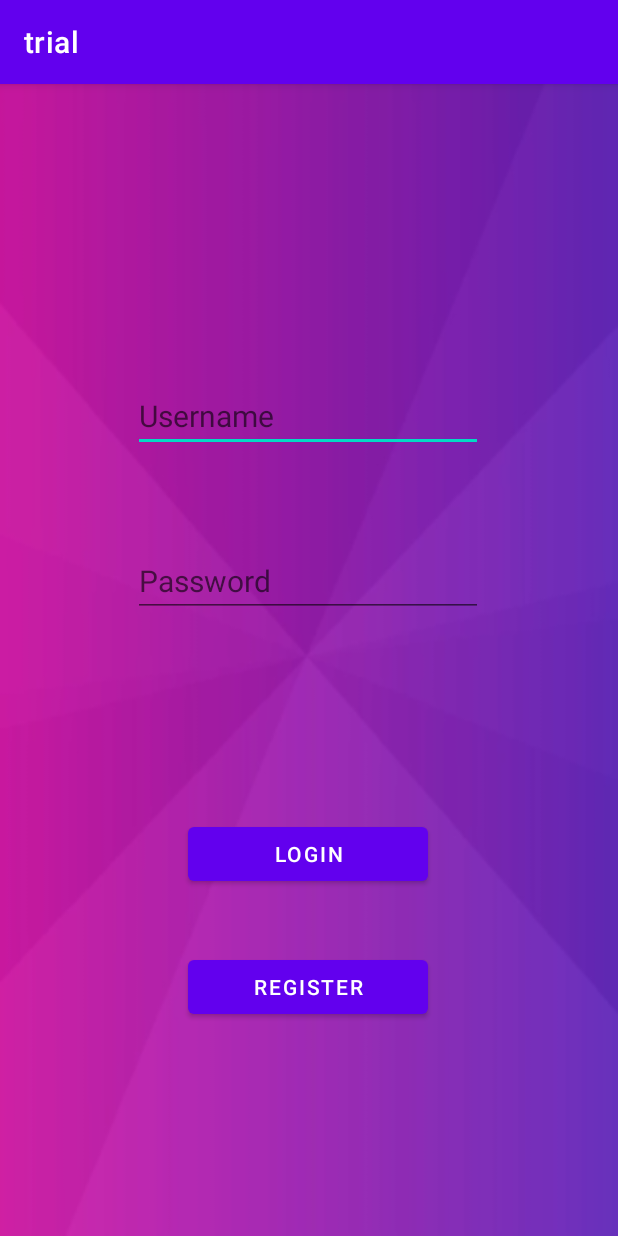
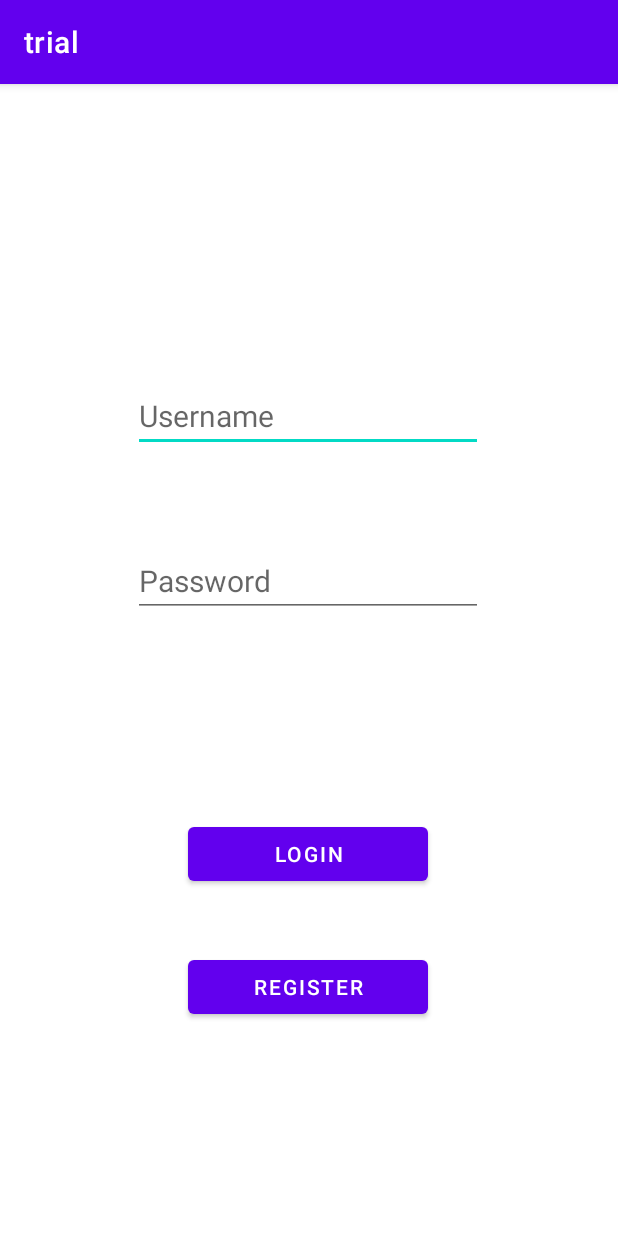
Before and after one commit to MustafaHazime/HireMe, an Android app: the screen it shows after launch (Login), on a phone screen of 412 x 824 dp. Run offline under Robolectric (Android 15) with nearby library versions, the phone set to English and light mode, and no system bars.

Commit message:
Commit 11

```diff
--- a/app/src/main/res/layout/activity_home_page.xml
+++ b/app/src/main/res/layout/activity_home_page.xml
@@ -4,7 +4,6 @@
     xmlns:tools="http://schemas.android.com/tools"
     android:layout_width="match_parent"
     android:layout_height="match_parent"
-    android:background="@drawable/coolgradient4"
     tools:context=".HomePage">
 
     <ImageButton
--- a/app/src/main/res/layout/activity_login.xml
+++ b/app/src/main/res/layout/activity_login.xml
@@ -4,7 +4,6 @@
     xmlns:tools="http://schemas.android.com/tools"
     android:layout_width="match_parent"
     android:layout_height="match_parent"
-    android:background="@drawable/coolgradient4"
     tools:context="com.example.trial.Login">
 
     <EditText
--- a/app/src/main/res/layout/activity_main.xml
+++ b/app/src/main/res/layout/activity_main.xml
@@ -4,7 +4,6 @@
     xmlns:tools="http://schemas.android.com/tools"
     android:layout_width="match_parent"
     android:layout_height="match_parent"
-    android:background="@drawable/coolgradient4"
     tools:context="com.example.trial.MainActivity">
 
 
--- a/app/src/main/res/layout/activity_profile.xml
+++ b/app/src/main/res/layout/activity_profile.xml
@@ -4,7 +4,6 @@
     xmlns:tools="http://schemas.android.com/tools"
     android:layout_width="match_parent"
     android:layout_height="match_parent"
-    android:background="@drawable/coolgradient4"
     tools:context=".profile">
 
 
--- a/app/src/main/res/layout/activity_redirectory.xml
+++ b/app/src/main/res/layout/activity_redirectory.xml
@@ -4,7 +4,6 @@
     xmlns:tools="http://schemas.android.com/tools"
     android:layout_width="match_parent"
     android:layout_height="match_parent"
-    android:background="@drawable/coolgradient4"
     tools:context=".redirectory">
 
     <ImageButton
```
